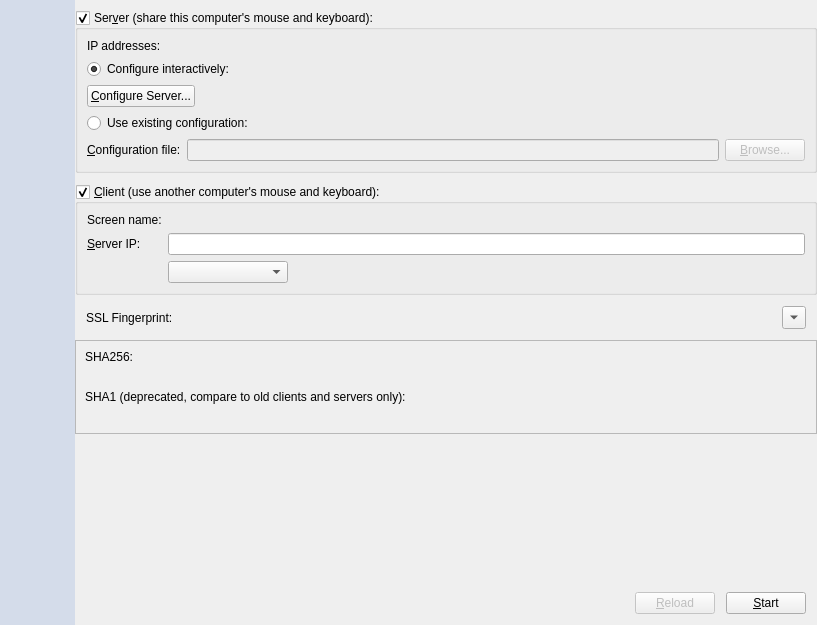
Qt form src/gui/src/MainWindowBase.ui (SergeyGadzhilov/SKVM) before a commit.
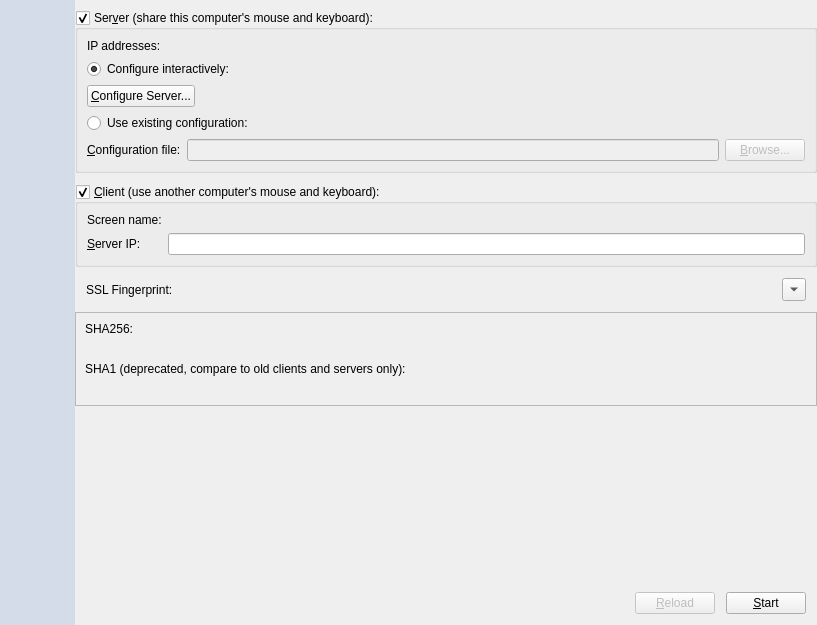
The same form after that commit. Custom widgets are drawn as their Qt base class.

Commit message: Remove m_pComboServerList

The edit to the form file:
```diff
--- a/src/gui/src/MainWindowBase.ui
+++ b/src/gui/src/MainWindowBase.ui
@@ -246,22 +246,6 @@
          <item row="2" column="1">
           <widget class="QLineEdit" name="m_pLineEditHostname"/>
          </item>
-         <item row="3" column="1">
-          <widget class="QComboBox" name="m_pComboServerList">
-           <property name="sizePolicy">
-            <sizepolicy hsizetype="Maximum" vsizetype="Preferred">
-             <horstretch>0</horstretch>
-             <verstretch>0</verstretch>
-            </sizepolicy>
-           </property>
-           <property name="minimumSize">
-            <size>
-             <width>120</width>
-             <height>0</height>
-            </size>
-           </property>
-          </widget>
-         </item>
         </layout>
        </widget>
       </item>
```
The commit also changes 2 other files.
